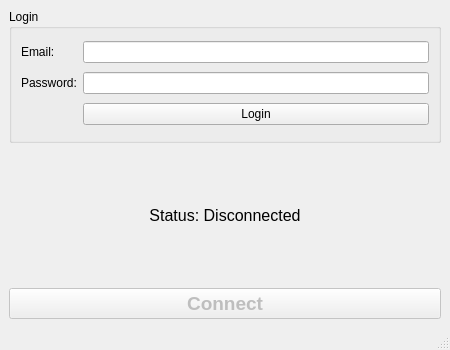
Qt form vpn_desktop_client/src/mainwindow.ui (Shivam-1M/vpn) before a commit.
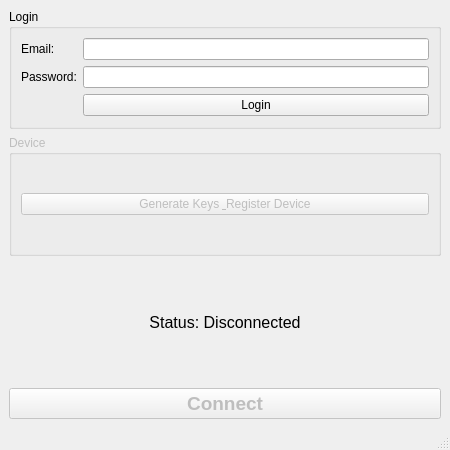
The same form after that commit.

The edit to the form file:
```diff
--- a/vpn_desktop_client/src/mainwindow.ui
+++ b/vpn_desktop_client/src/mainwindow.ui
@@ -7,7 +7,7 @@
     <x>0</x>
     <y>0</y>
     <width>450</width>
-    <height>350</height>
+    <height>450</height>
    </rect>
   </property>
   <property name="windowTitle">
@@ -55,6 +55,25 @@
       </layout>
      </widget>
     </item>
+    <item>
+     <widget class="QGroupBox" name="deviceGroup">
+      <property name="enabled">
+       <bool>false</bool>
+      </property>
+      <property name="title">
+       <string>Device</string>
+      </property>
+      <layout class="QVBoxLayout" name="verticalLayout_2">
+       <item>
+        <widget class="QPushButton" name="registerDeviceButton">
+         <property name="text">
+          <string>Generate Keys &amp; Register Device</string>
+         </property>
+        </widget>
+       </item>
+      </layout>
+     </widget>
+    </item>
     <item>
      <widget class="QLabel" name="statusLabel">
       <property name="font">
```
